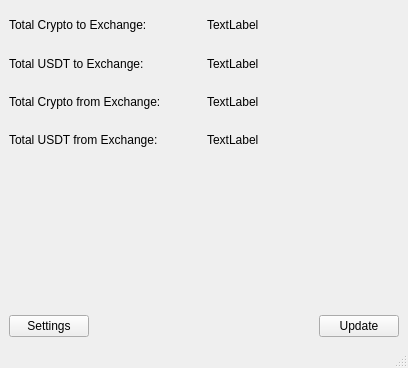
This is mainwindow.ui in QTinman/whalealert as Qt 5 draws it before an edit. The edited form follows.
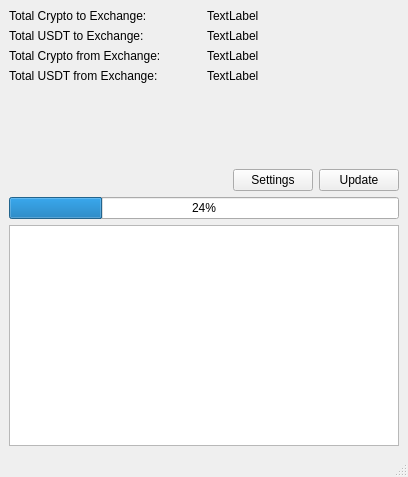
This is the edited form. Icons and pictures are not drawn.

```diff
--- a/mainwindow.ui
+++ b/mainwindow.ui
@@ -7,7 +7,7 @@
     <x>0</x>
     <y>0</y>
     <width>408</width>
-    <height>368</height>
+    <height>477</height>
    </rect>
   </property>
   <property name="windowTitle">
@@ -134,25 +134,25 @@
     <item row="8" column="0">
      <layout class="QHBoxLayout" name="horizontalLayout_5">
       <item>
-       <widget class="QPushButton" name="settings">
-        <property name="text">
-         <string>Settings</string>
-        </property>
-       </widget>
-      </item>
-      <item>
-       <spacer name="horizontalSpacer">
+       <spacer name="horizontalSpacer_2">
         <property name="orientation">
          <enum>Qt::Horizontal</enum>
         </property>
         <property name="sizeHint" stdset="0">
          <size>
-          <width>288</width>
+          <width>40</width>
           <height>20</height>
          </size>
         </property>
        </spacer>
       </item>
+      <item>
+       <widget class="QPushButton" name="settings">
+        <property name="text">
+         <string>Settings</string>
+        </property>
+       </widget>
+      </item>
       <item>
        <widget class="QPushButton" name="pushButton">
         <property name="text">
@@ -162,6 +162,16 @@
       </item>
      </layout>
     </item>
+    <item row="9" column="0">
+     <widget class="QProgressBar" name="progressBar">
+      <property name="value">
+       <number>24</number>
+      </property>
+     </widget>
+    </item>
+    <item row="10" column="0">
+     <widget class="QPlainTextEdit" name="transferLog"/>
+    </item>
    </layout>
   </widget>
   <widget class="QMenuBar" name="menubar">
```
